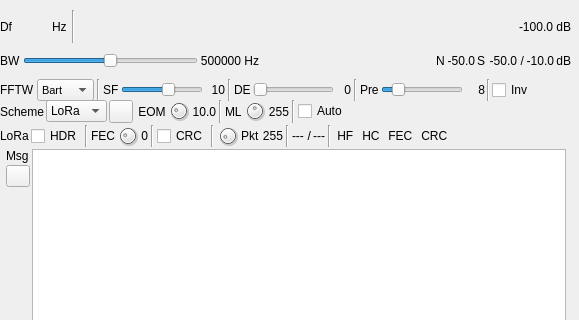
This is plugins/channelrx/demodmeshtastic/meshtasticdemodgui.ui in f4exb/sdrangel as Qt 5 draws it before an edit; both pictures show x 0 to 579 and y 0 to 320 of the 579 by 680 pixel window. The edited form follows.
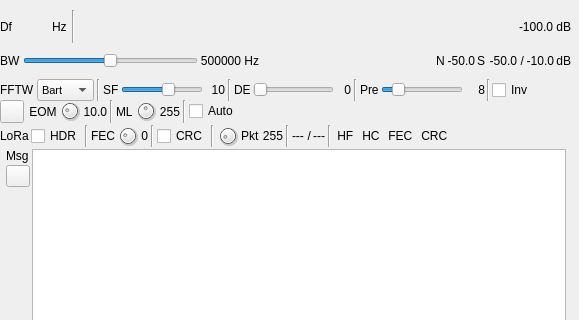
This is the edited form. Icons and pictures are not drawn. Custom widgets are drawn as their Qt base class.

Commit message: Meshtastic demod: removed scheme button and useless decoders

Diff of the .ui file:
```diff
--- a/plugins/channelrx/demodmeshtastic/meshtasticdemodgui.ui
+++ b/plugins/channelrx/demodmeshtastic/meshtasticdemodgui.ui
@@ -578,37 +578,6 @@
     </property>
     <item>
      <layout class="QHBoxLayout" name="schemeLayout">
-      <item>
-       <widget class="QLabel" name="schemeLabel">
-        <property name="text">
-         <string>Scheme</string>
-        </property>
-       </widget>
-      </item>
-      <item>
-       <widget class="QComboBox" name="scheme">
-        <item>
-         <property name="text">
-          <string>LoRa</string>
-         </property>
-        </item>
-        <item>
-         <property name="text">
-          <string>ASCII</string>
-         </property>
-        </item>
-        <item>
-         <property name="text">
-          <string>TTY</string>
-         </property>
-        </item>
-        <item>
-         <property name="text">
-          <string>FT</string>
-         </property>
-        </item>
-       </widget>
-      </item>
       <item>
        <widget class="QToolButton" name="mute">
         <property name="toolTip">
```
The commit also changes 10 other files.
